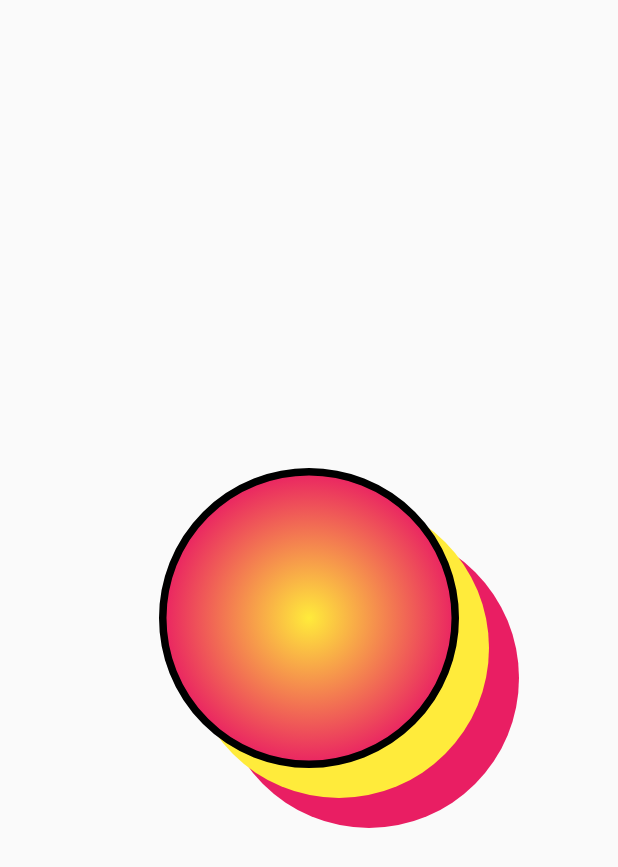
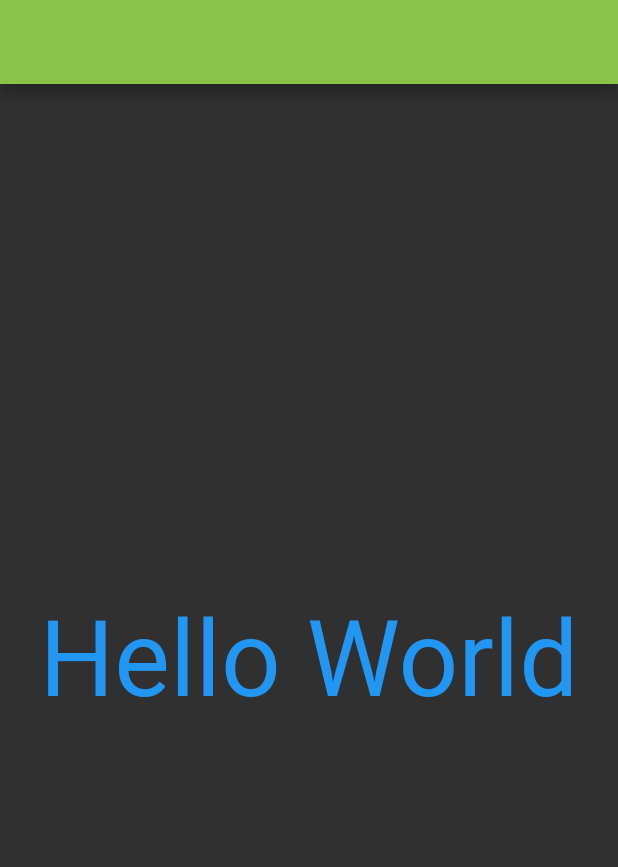
Before and after one commit to Amar-Gill/flutter-quizapp, a Flutter app: the screen it shows after launch, on a phone screen of 412 x 824 dp. Shown: the top 867 px of the screen. Run offline on Flutter 3.47's test engine with Material 2 defaults, Android fonts, the phone set to English and light mode, and no system bars.

Commit message:
Exploring themes.

```diff
--- a/lib/main.dart
+++ b/lib/main.dart
@@ -8,22 +8,27 @@ class MyApp extends StatelessWidget {
   @override
   Widget build(BuildContext context) {
     return MaterialApp(
-      home: Scaffold(
-        body: Center(
-          child: Container(
-            alignment: Alignment.center,
-            height: 200,
-            width: 200,
-            decoration: BoxDecoration(
-                color: Colors.blue,
-                shape: BoxShape.circle,
-                border: Border.all(width: 5),
-                boxShadow: [
-                  BoxShadow(offset: Offset(40, 40), color: Colors.pink),
-                  BoxShadow(offset: Offset(20, 20), color: Colors.yellow),
-                ],
-                gradient: RadialGradient(colors: [Colors.yellow, Colors.pink])),
-          ),
+      theme: ThemeData(
+        brightness: Brightness.dark,
+        primaryColor: Colors.lightGreen,
+        textTheme: TextTheme(
+            body1: TextStyle(color: Colors.red, fontSize: 30),
+            headline: TextStyle(color: Colors.blue, fontSize: 70)),
+      ),
+      home: HomeScreen(),
+    );
+  }
+}
+
+class HomeScreen extends StatelessWidget {
+  @override
+  Widget build(BuildContext context) {
+    return Scaffold(
+      appBar: AppBar(),
+      body: Center(
+        child: Text(
+          'Hello World',
+          style: Theme.of(context).textTheme.headline,
         ),
       ),
     );
```
